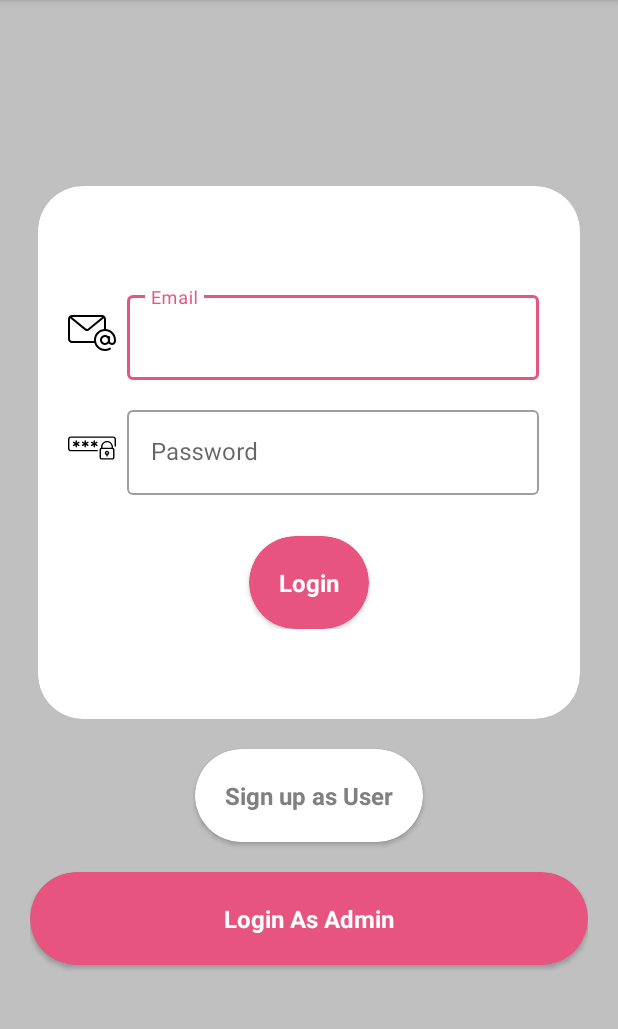
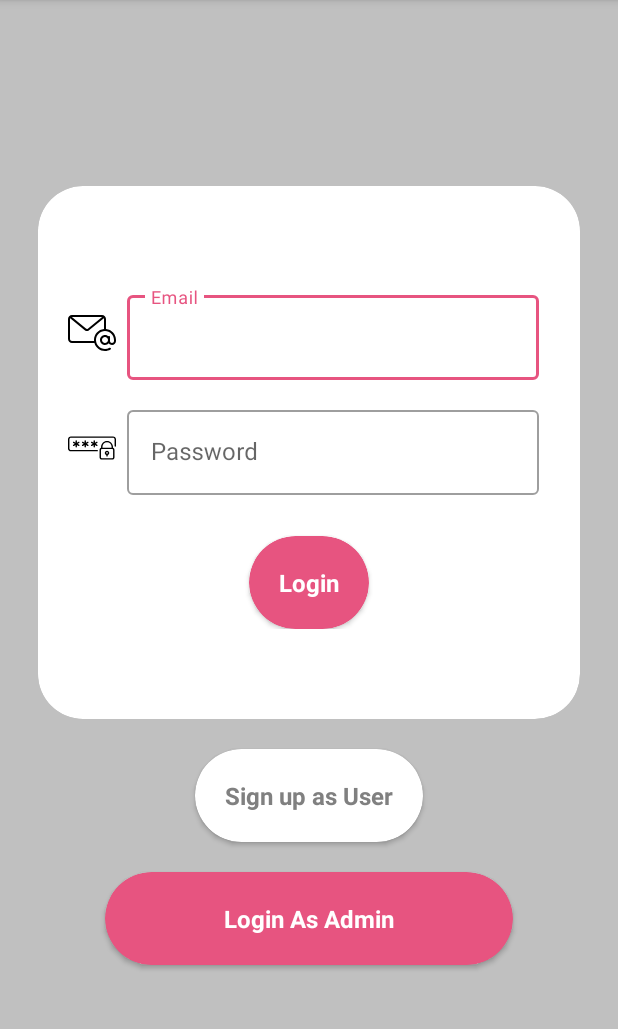
Before and after one commit to aishvary000/Amulet, an Android app: the screen it shows after launch (MainActivity), on a phone screen of 412 x 824 dp, the part 84-1113 px from its top. Run offline under Robolectric (Android 15) with nearby library versions, the phone set to English and light mode, and no system bars.

```diff
--- a/app/src/main/res/layout/activity_main.xml
+++ b/app/src/main/res/layout/activity_main.xml
@@ -143,6 +143,7 @@
         android:layout_marginTop="20dp"
         app:cardBackgroundColor="#e75480"
         android:layout_height="wrap_content"
+        android:layout_marginHorizontal="50dp"
         app:cardCornerRadius="50dp">
         <TextView
             android:layout_width="match_parent"
```
